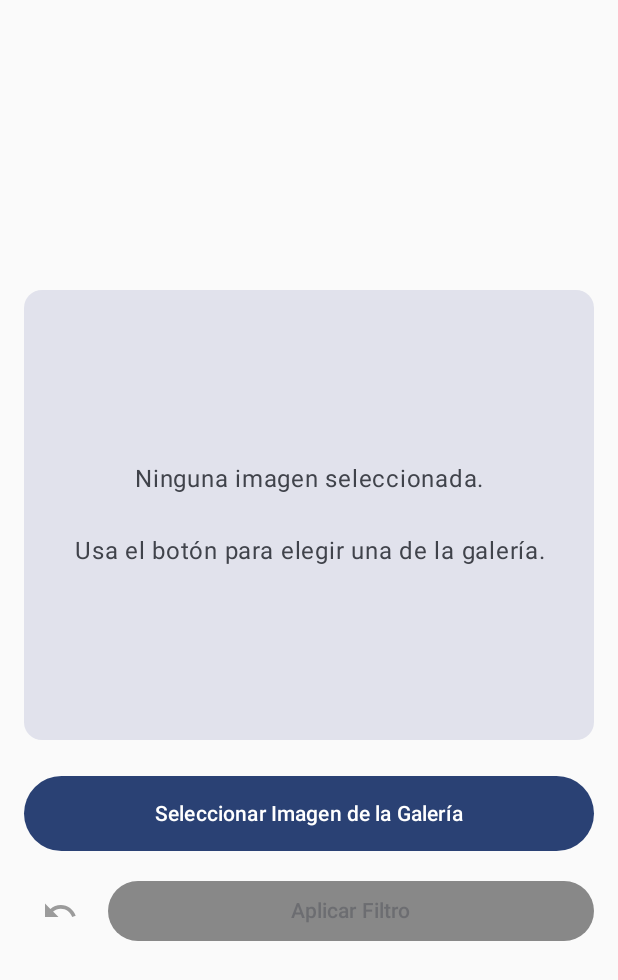
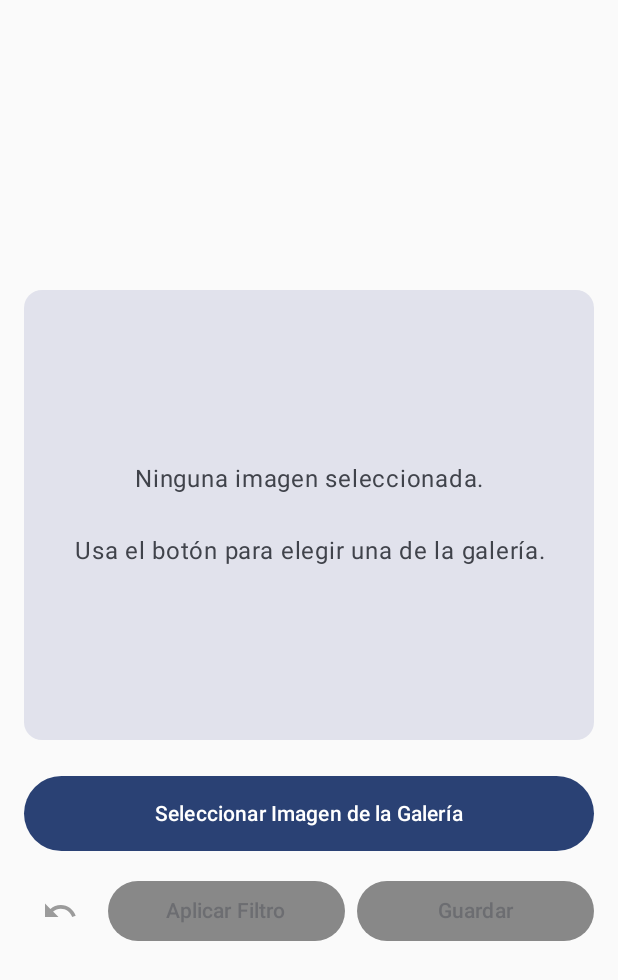
Before and after one commit to LuisLeyvaG/PracticaAdicionalParadigmas, an Android app built with Jetpack Compose: the screen it shows after launch (MainActivity), on a phone screen of 412 x 824 dp. Shown: the top 980 px of the screen. Run offline under Robolectric (Android 15) with nearby library versions, the phone set to English and light mode, and no system bars; our stand-ins replace livedata-compose; libraries missing offline, so code that uses them is left out: com.chaquo.python; pictures from the network do not load; 1 statement that could not run was skipped.

Commit message:
Funcion de guardar imagen editada implementada

```diff
--- a/app/src/main/java/com/example/practicaadicionalpython/ui/screens/ImageEditor.kt
+++ b/app/src/main/java/com/example/practicaadicionalpython/ui/screens/ImageEditor.kt
@@ -3,6 +3,7 @@ package com.example.practicaadicionalpython.ui.screens
 import ImageEditorViewModel
 import android.net.Uri
 import android.util.Log
+import android.widget.Toast
 import androidx.activity.compose.rememberLauncherForActivityResult
 import androidx.activity.result.contract.ActivityResultContracts
 import androidx.compose.foundation.background
@@ -60,15 +61,24 @@ fun ImageEditorScreen() {
     val viewModel: ImageEditorViewModel = viewModel()
     val context = LocalContext.current
 
+    val uiState by viewModel.uiState.observeAsState()
     val imageHistory by viewModel.imageHistory.observeAsState()
+
     val image = imageHistory?.peekLast()
     val imageUri = image?.uri // Obtenemos la última imagen del historial
     val availableFilters = viewModel.availableFilters
-
     val canUndo = (imageHistory?.size ?: 0) > 1 // Solo se puede deshacer si hay más de una imagen en el historial
 
     // --- ESTADO PARA CONTROLAR EL DIÁLOGO ---
     val showFilterDialog = remember { mutableStateOf(false) }
+
+    // Efecto para mostrar mensajes al usuario (éxito al guardar, errores, etc.)
+    LaunchedEffect(uiState!!.userMessage) {
+        uiState!!.userMessage?.let { message ->
+            Toast.makeText(context, message, Toast.LENGTH_LONG).show()
+            viewModel.userMessageShown() // Resetea el mensaje
+        }
+    }
 
     /*// --- LOGS DE DEPURACIÓN ---
     // Este bloque se ejecutará en cada recomposición
@@ -213,6 +223,18 @@ fun ImageEditorScreen() {
             ) {
                 Text(text = "Aplicar Filtro")
             }
+
+            // --- NUEVO BOTÓN DE GUARDAR ---
+            Button(
+                onClick = { viewModel.saveCurrentImageToGallery(context) },
+                enabled = canUndo/* && !uiState!!.isLoading*/, // Se activa si hay imagen y no está cargando
+                modifier = Modifier.weight(1f),
+                colors = ButtonDefaults.buttonColors(
+                    disabledContainerColor = Color.Gray
+                )
+            ) {
+                Text(text = "Guardar")
+            }
         }
 
     }
```
Also changed, not shown: app/src/main/java/com/example/practicaadicionalpython/ui/screens/ImageEditorViewModel.kt (+71 -8 lines), 1 other file.
